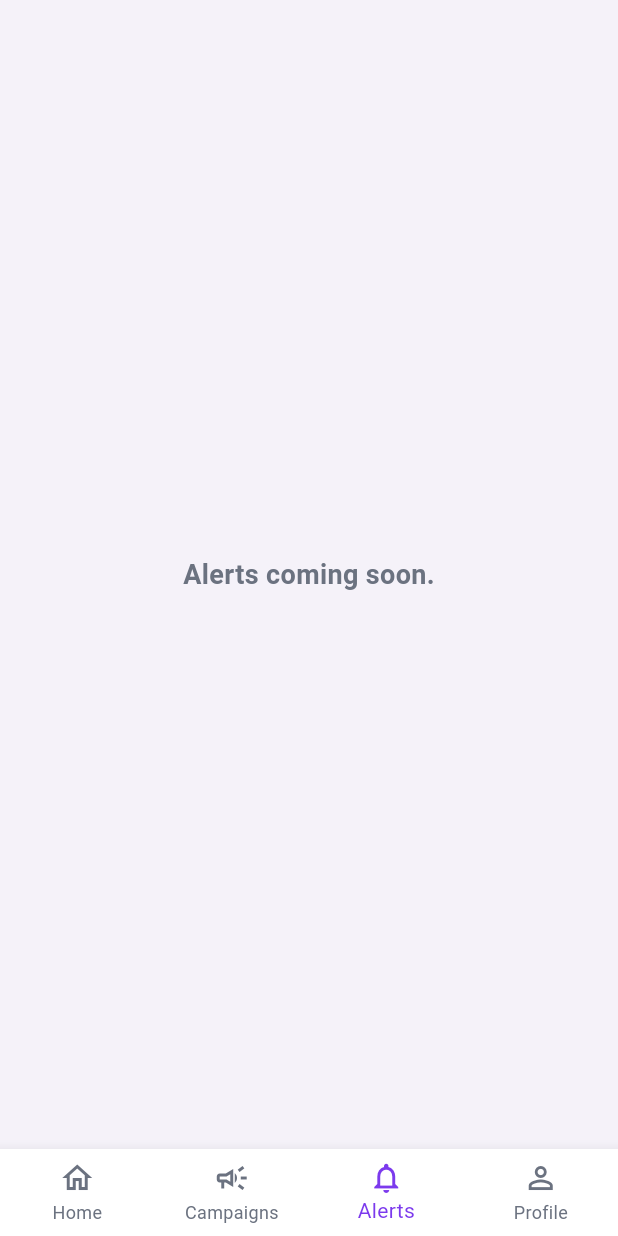
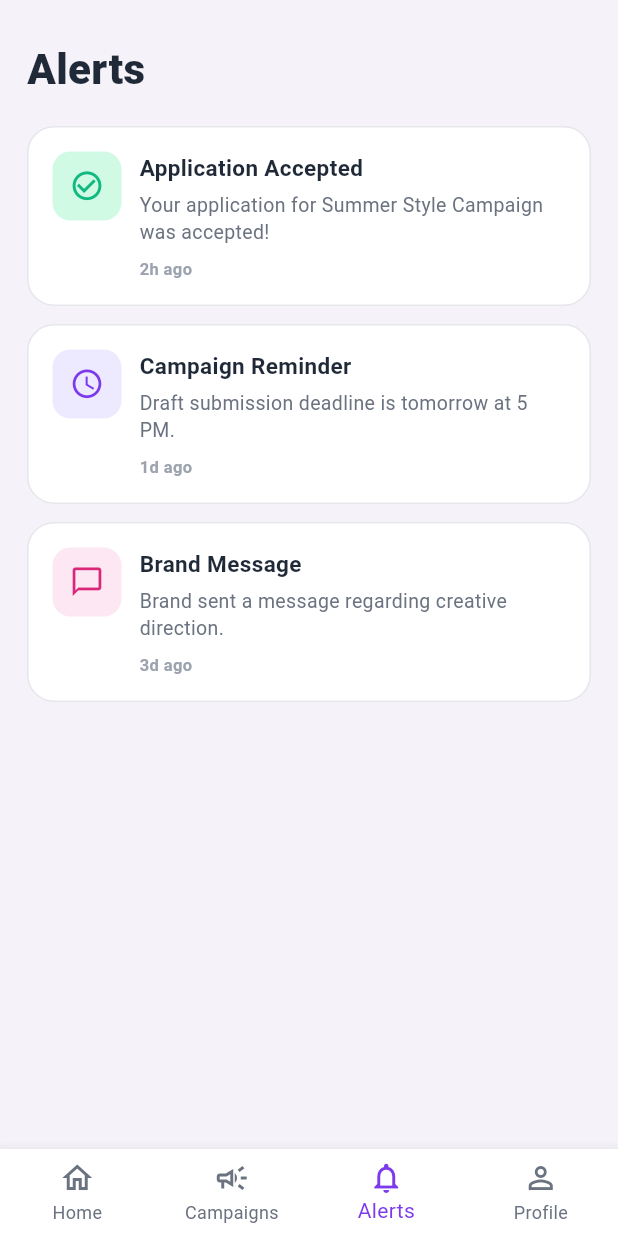
Before and after one commit to riddhi09-tech/influish_flut, a Flutter app: the AdvertiserHomeScreen screen opened directly, item 3 of the bottom bar chosen, on a phone screen of 412 x 824 dp. Run offline on Flutter 3.47's test engine with Material 3 defaults, Android fonts, the phone set to English and light mode, and no system bars.

Commit message:
create advertiser alert screen and update advertiser home screen

```diff
--- /dev/null
+++ b/lib/screens/advertiser/advertiser_alerts_screen.dart
@@ -0,0 +1,127 @@
+import 'package:flutter/material.dart';
+
+class AdvertiserAlertsScreen extends StatelessWidget {
+  const AdvertiserAlertsScreen({super.key});
+
+  @override
+  Widget build(BuildContext context) {
+    return ListView(
+      padding: const EdgeInsets.fromLTRB(18, 26, 18, 22),
+      children: const [
+        Text(
+          'Alerts',
+          style: TextStyle(
+            fontSize: 28,
+            fontWeight: FontWeight.w800,
+            color: Color(0xFF1F2937),
+          ),
+        ),
+        SizedBox(height: 18),
+        _AlertCard(
+          icon: Icons.check_circle_outline,
+          iconColor: Color(0xFF10B981),
+          iconBackground: Color(0xFFD1FAE5),
+          title: 'Application Accepted',
+          message: 'Your application for Summer Style Campaign was accepted!',
+          time: '2h ago',
+        ),
+        SizedBox(height: 12),
+        _AlertCard(
+          icon: Icons.access_time,
+          iconColor: Color(0xFF7C3AED),
+          iconBackground: Color(0xFFEDE9FE),
+          title: 'Campaign Reminder',
+          message: 'Draft submission deadline is tomorrow at 5 PM.',
+          time: '1d ago',
+        ),
+        SizedBox(height: 12),
+        _AlertCard(
+          icon: Icons.chat_bubble_outline,
+          iconColor: Color(0xFFDB2777),
+          iconBackground: Color(0xFFFCE7F3),
+          title: 'Brand Message',
+          message: 'Brand sent a message regarding creative direction.',
+          time: '3d ago',
+        ),
+      ],
+    );
+  }
+}
+
+class _AlertCard extends StatelessWidget {
+  final IconData icon;
+  final Color iconColor;
+  final Color iconBackground;
+  final String title;
+  final String message;
+  final String time;
+
+  const _AlertCard({
+    required this.icon,
+    required this.iconColor,
+    required this.iconBackground,
+    required this.title,
+    required this.message,
+    required this.time,
+  });
+
+  @override
+  Widget build(BuildContext context) {
+    return Container(
+      padding: const EdgeInsets.all(16),
+      decoration: BoxDecoration(
+        color: Colors.white,
+        borderRadius: BorderRadius.circular(18),
+        border: Border.all(color: const Color(0xFFE5E7EB)),
+      ),
+      child: Row(
+        crossAxisAlignment: CrossAxisAlignment.start,
+        children: [
+          Container(
+            width: 46,
+            height: 46,
+            decoration: BoxDecoration(
+              color: iconBackground,
+              borderRadius: BorderRadius.circular(12),
+            ),
+            child: Icon(icon, color: iconColor, size: 23),
+          ),
+          const SizedBox(width: 12),
+          Expanded(
+            child: Column(
+              crossAxisAlignment: CrossAxisAlignment.start,
+              children: [
+                Text(
+                  title,
+                  style: const TextStyle(
+                    fontSize: 15,
+                    fontWeight: FontWeight.w700,
+                    color: Color(0xFF1F2937),
+                  ),
+                ),
+                const SizedBox(height: 5),
+                Text(
+                  message,
+                  style: const TextStyle(
+                    fontSize: 13,
+                    height: 1.4,
+                    color: Color(0xFF6B7280),
+                  ),
+                ),
+                const SizedBox(height: 8),
+                Text(
+                  time,
+                  style: const TextStyle(
+                    fontSize: 11,
+                    fontWeight: FontWeight.w600,
+                    color: Color(0xFF9CA3AF),
+                  ),
+                ),
+              ],
+            ),
+          ),
+        ],
+      ),
+    );
+  }
+}
--- a/lib/screens/advertiser/advertiser_home_screen.dart
+++ b/lib/screens/advertiser/advertiser_home_screen.dart
@@ -1,5 +1,6 @@
 import 'package:flutter/material.dart';
 
+import 'advertiser_alerts_screen.dart';
 import 'applicants_screen.dart';
 import 'company_profile_setup_screen.dart';
 import 'create_campaign_screen.dart';
@@ -119,7 +120,7 @@ class _AdvertiserHomeScreenState extends State<AdvertiserHomeScreen> {
               onEditCampaign: _editCampaign,
             ),
             _CampaignsTab(campaigns: _campaigns, onEditCampaign: _editCampaign),
-            const _AlertsTab(),
+            const AdvertiserAlertsScreen(),
             CompanyProfileSetupScreen(isEditMode: true),
           ],
         ),
@@ -344,24 +345,6 @@ class _CampaignsTab extends StatelessWidget {
   }
 }
 
-class _AlertsTab extends StatelessWidget {
-  const _AlertsTab();
-
-  @override
-  Widget build(BuildContext context) {
-    return const Center(
-      child: Text(
-        'Alerts coming soon.',
-        style: TextStyle(
-          fontSize: 18,
-          fontWeight: FontWeight.w600,
-          color: Color(0xFF6B7280),
-        ),
-      ),
-    );
-  }
-}
-
 class _StatCard extends StatelessWidget {
   final String label;
   final String value;
--- a/lib/screens/auth/login_screen.dart
+++ b/lib/screens/auth/login_screen.dart
@@ -204,7 +204,10 @@ class _LoginScreenState extends State<LoginScreen> {
                             ),
                           ),
                           validator: (val) {
-                            if (val == null || val.length < 6) {
+                            if (val == null || val.trim().isEmpty) {
+                              return 'Password is required';
+                            }
+                            if (val.length < 6) {
                               return 'Password must be at least 6 characters';
                             }
                             return null;
@@ -306,6 +309,8 @@ class _LoginScreenState extends State<LoginScreen> {
   }
 
   void _login() {
+    if (!_formKey.currentState!.validate()) return;
+
     if (widget.role == 'Advertiser') {
       Navigator.pushReplacement(
         context,
@@ -314,8 +319,6 @@ class _LoginScreenState extends State<LoginScreen> {
       return;
     }
 
-    if (!_formKey.currentState!.validate()) return;
-
     Navigator.pushReplacement(
       context,
       MaterialPageRoute(builder: (_) => const InfluencerMainNavigation()),
--- a/lib/screens/auth/role_selection_screen.dart
+++ b/lib/screens/auth/role_selection_screen.dart
@@ -125,15 +125,6 @@ class _RoleSelectionScreenState extends State<RoleSelectionScreen> {
 
     return InkWell(
       onTap: () {
-        if (role == 'Advertiser') {
-          Navigator.of(context).push(
-            MaterialPageRoute(
-              builder: (_) => const LoginScreen(role: 'Advertiser'),
-            ),
-          );
-          return;
-        }
-
         setState(() {
           _selectedRole = role;
         });
```
